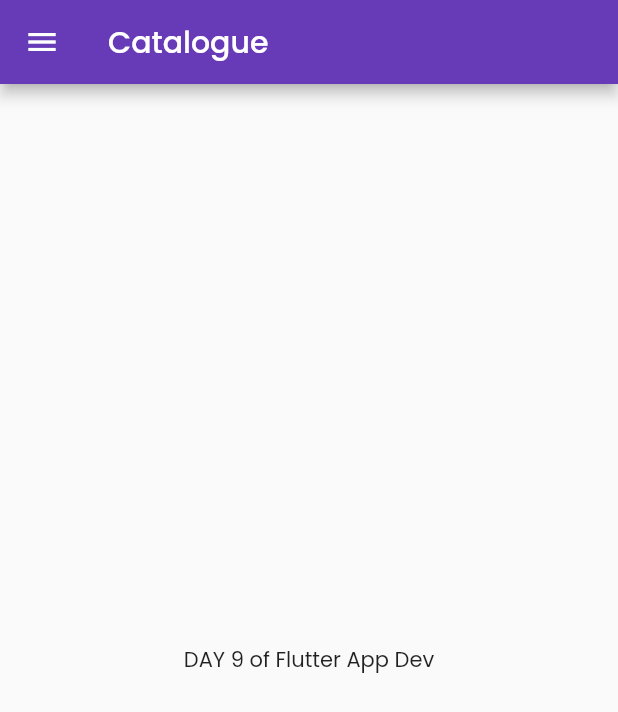
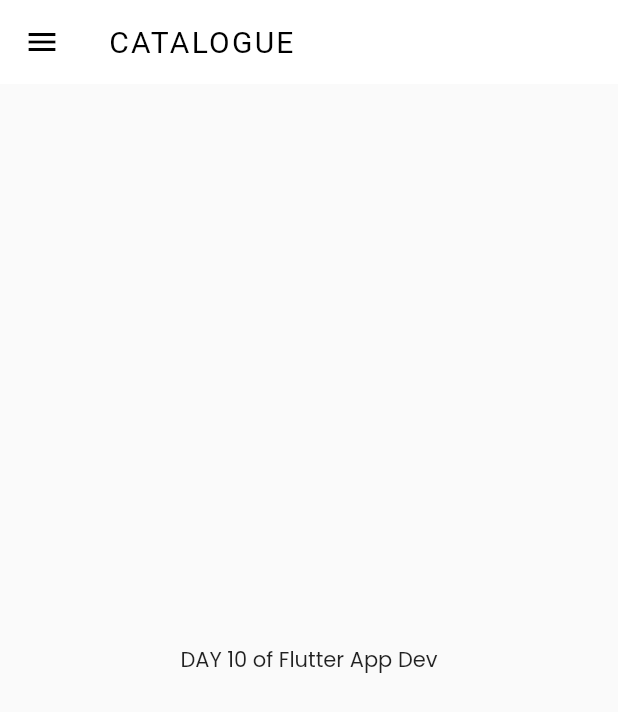
Before and after one commit to yashh1711/catalogue, a Flutter app: the screen it shows after launch, on a phone screen of 412 x 824 dp. Shown: the top 712 px of the screen. Run offline on Flutter 3.47's test engine with Material 2 defaults, Android fonts, the phone set to English and light mode, and no system bars; our stand-ins replace google_fonts.

Commit message:
extracted theme

```diff
--- a/lib/main.dart
+++ b/lib/main.dart
@@ -1,8 +1,8 @@
 import 'package:catalogue_30_days/pages/home_page.dart';
 import 'package:catalogue_30_days/pages/login_page.dart';
 import 'package:catalogue_30_days/utils/routes.dart';
+import 'package:catalogue_30_days/widgets/themes.dart';
 import 'package:flutter/material.dart';
-import 'package:google_fonts/google_fonts.dart';
 
 void main() {
   runApp(const MyApp());
@@ -18,14 +18,8 @@
       debugShowCheckedModeBanner:
           false, //This property is used to hide the debug banner on right side of device
       themeMode: ThemeMode.light, //Light for light theme, dark for dark theme
-      theme: ThemeData(
-        //useMaterial3: true, //For modern UI design
-        primarySwatch: Colors.deepPurple,
-        fontFamily: GoogleFonts.poppins().fontFamily,
-      ),
-      darkTheme: ThemeData(
-        brightness: Brightness.dark, //For dark theme
-      ),
+      theme: MyTheme.lightTheme,
+      darkTheme: MyTheme.darkTheme,
       initialRoute: MyRoutes.homeRoute,
       routes: {
         MyRoutes.homeRoute: (context) => const HomePage(),
--- a/lib/pages/home_page.dart
+++ b/lib/pages/home_page.dart
@@ -6,10 +6,10 @@
 
   @override
   Widget build(BuildContext context) {
-    int days = 9;
+    int days = 10;
     return Scaffold(
       appBar: AppBar(
-        title: const Text('Catalogue'),
+        title: const Text('CATALOGUE'),
       ),
       body: Center(
         child: Text('DAY $days of Flutter App Dev'),
--- /dev/null
+++ b/lib/widgets/themes.dart
@@ -0,0 +1,26 @@
+import 'package:flutter/material.dart';
+import 'package:google_fonts/google_fonts.dart';
+
+class MyTheme {
+  static ThemeData lightTheme = ThemeData(
+    //useMaterial3: true, //For modern UI design
+    primarySwatch: Colors.deepPurple,
+    fontFamily: GoogleFonts.poppins().fontFamily,
+    appBarTheme: const AppBarTheme(
+      backgroundColor: Colors.white,
+      elevation: 0,
+      iconTheme: IconThemeData(
+        color: Colors.black,
+      ),
+      titleTextStyle: TextStyle(
+        color: Colors.black,
+        fontSize: 20,
+        letterSpacing: 1.5,
+      ),
+    ),
+  );
+
+  static ThemeData darkTheme = ThemeData(
+    brightness: Brightness.dark, //For dark theme
+  );
+}
```
